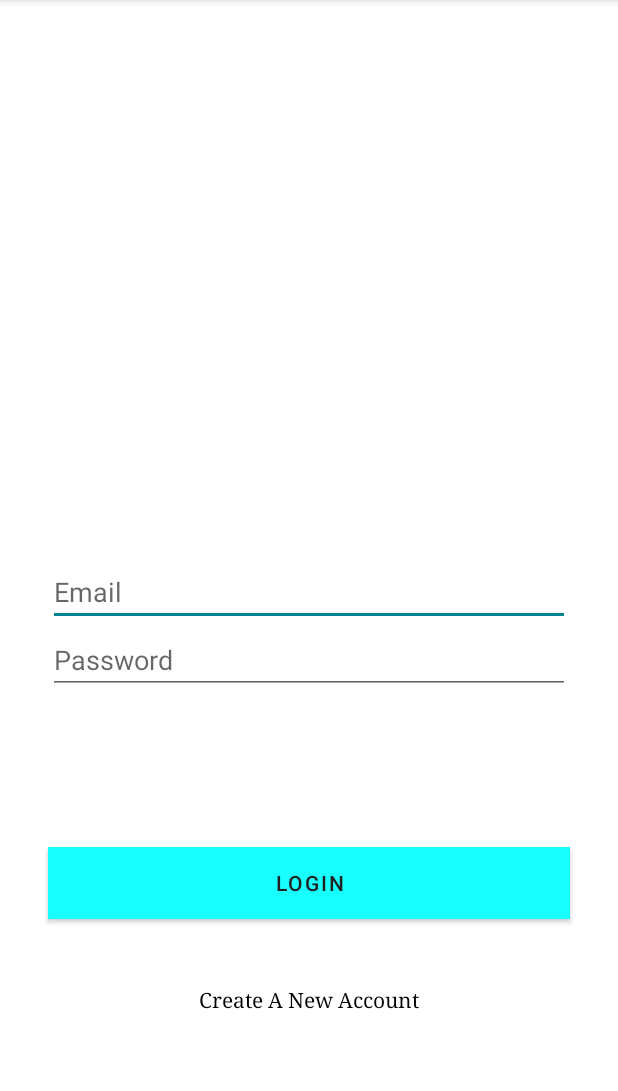
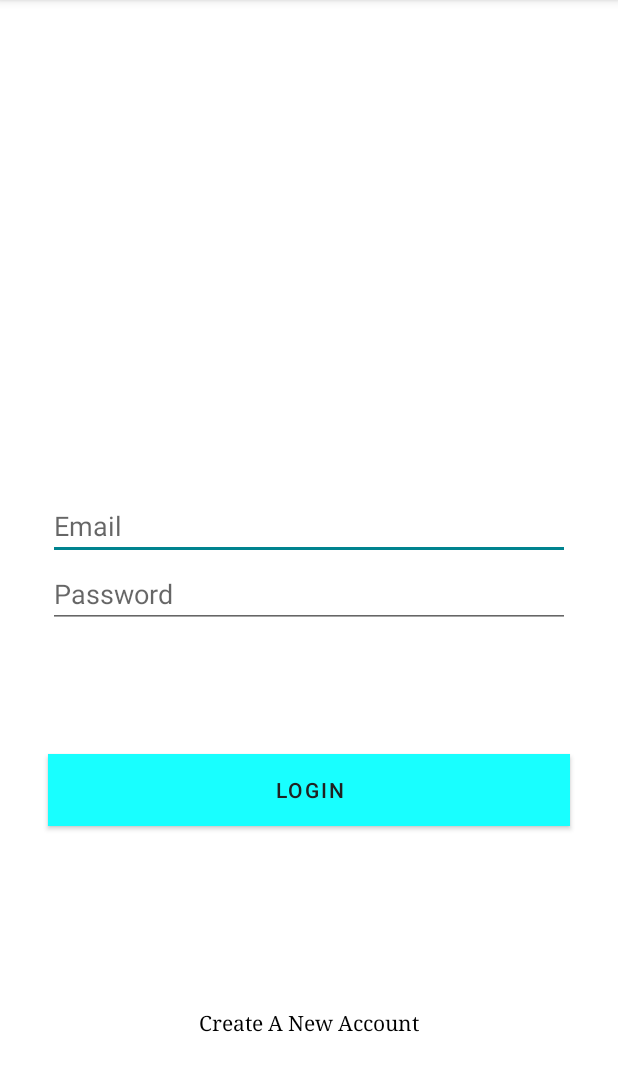
Before and after one commit to clarelimo/Water-Records, an Android app: the LoginActivity screen opened directly, with no data from a screen before it, on a phone screen of 412 x 824 dp, the part 84-1175 px from its top. Run offline under Robolectric (Android 15) with nearby library versions, the phone set to English and light mode, and no system bars; Roboto replaces fonts that are not available here.

Commit message:
restructure login

```diff
--- /dev/null
+++ b/app/src/main/res/layout/activity_dashboard.xml
@@ -0,0 +1,7 @@
+<?xml version="1.0" encoding="utf-8"?>
+<RelativeLayout xmlns:android="http://schemas.android.com/apk/res/android"
+    android:layout_width="match_parent"
+    android:layout_height="match_parent">
+
+
+</RelativeLayout>
--- a/app/src/main/res/layout/activity_login.xml
+++ b/app/src/main/res/layout/activity_login.xml
@@ -17,17 +17,17 @@
         android:textColor="@color/colorPrimaryText"
         app:layout_constraintBottom_toBottomOf="parent"
         app:layout_constraintEnd_toEndOf="parent"
-        app:layout_constraintHorizontal_bias="1.0"
+        app:layout_constraintHorizontal_bias="0.0"
         app:layout_constraintStart_toStartOf="parent"
-        app:layout_constraintTop_toTopOf="parent"
-        app:layout_constraintVertical_bias="0.784" />
+        app:layout_constraintTop_toBottomOf="@+id/editTextTextPassword"
+        app:layout_constraintVertical_bias="0.279" />
 
     <EditText
         android:id="@+id/editTextTextEmailAddress"
         android:layout_width="0dp"
         android:layout_height="wrap_content"
         android:layout_marginStart="32dp"
-        android:layout_marginTop="372dp"
+        android:layout_marginTop="328dp"
         android:layout_marginEnd="32dp"
         android:ems="10"
         android:hint="Email"
@@ -57,9 +57,10 @@
         android:layout_height="149dp"
         app:layout_constraintBottom_toTopOf="@+id/editTextTextEmailAddress"
         app:layout_constraintEnd_toEndOf="parent"
+        app:layout_constraintHorizontal_bias="0.511"
         app:layout_constraintStart_toStartOf="parent"
         app:layout_constraintTop_toTopOf="parent"
-        app:layout_constraintVertical_bias="0.693"
+        app:layout_constraintVertical_bias="0.385"
         tools:srcCompat="@drawable/baseline_account_circle_black_48" />
 
     <TextView
@@ -73,6 +74,7 @@
         android:text="Create A New Account"
         android:textColor="@android:color/black"
         android:textSize="14sp"
+        app:layout_constraintBottom_toBottomOf="parent"
         app:layout_constraintEnd_toEndOf="parent"
         app:layout_constraintStart_toStartOf="parent"
         app:layout_constraintTop_toBottomOf="@+id/loginButton" />
```
